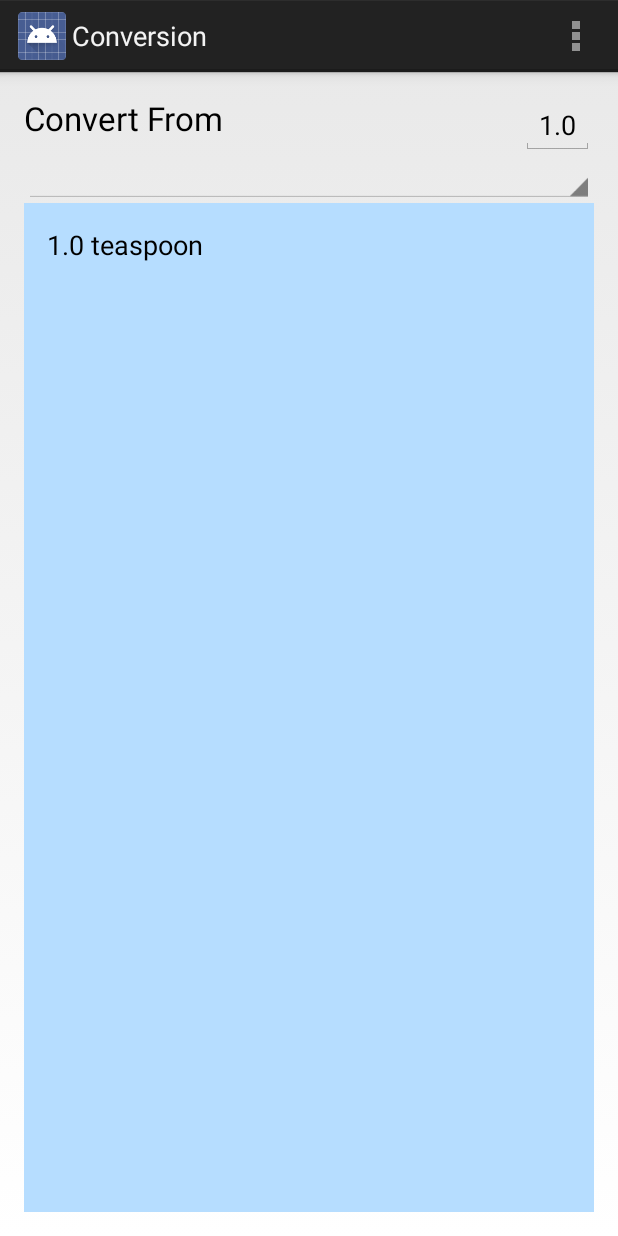
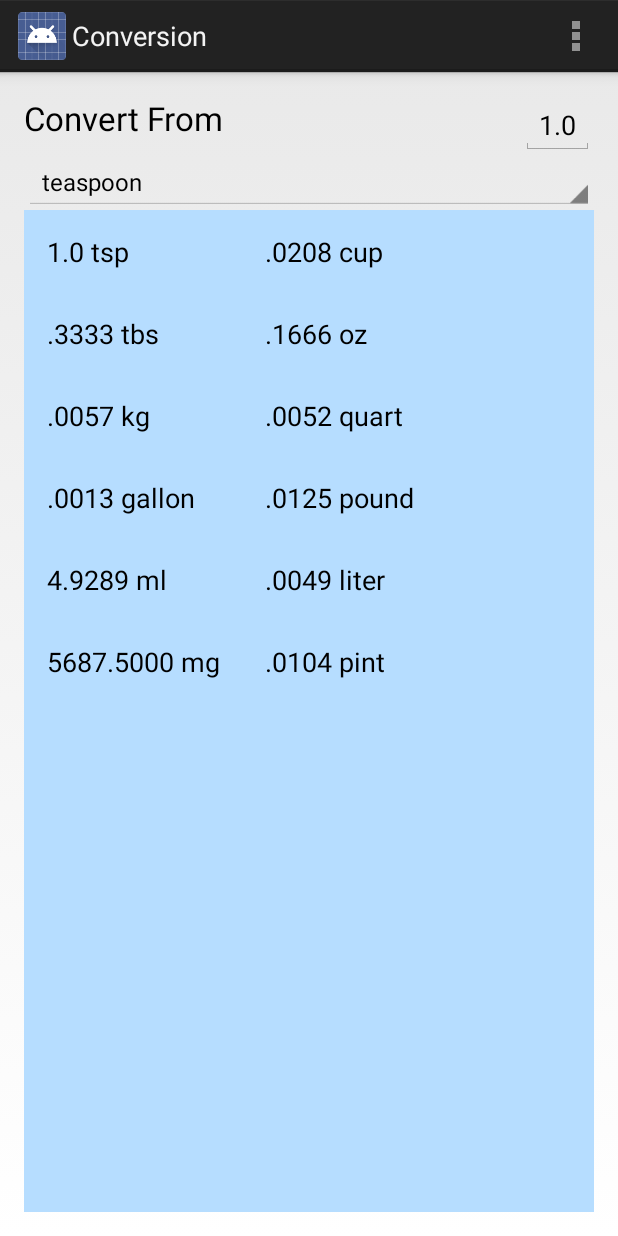
Before and after one commit to MNguyen1130/MessingAround, an Android app: the screen it shows after launch (Conversion), after a tap on "To Conversion", on a phone screen of 412 x 824 dp. Run offline under Robolectric (Android 15) with nearby library versions, the phone set to English and light mode, and no system bars; 1 other tap on this screen came first.

Commit message:
Finished Conversion App From Tutorial
Completed Conversion App from Derek Banas. Tutorials are 7 - 8

```diff
--- a/app/src/main/java/com/mnguyen1130/messingaround/Conversion.java
+++ b/app/src/main/java/com/mnguyen1130/messingaround/Conversion.java
@@ -4,14 +4,35 @@ import android.app.Activity;
 import android.os.Bundle;
 import android.view.Menu;
 import android.view.MenuItem;
+import android.view.View;
+import android.widget.AdapterView;
+import android.widget.ArrayAdapter;
+import android.widget.EditText;
+import android.widget.Spinner;
+import android.widget.TextView;
 
 
 public class Conversion extends Activity {
+
+    private Spinner unitSpinner;
+    private EditText amountEditText;
+
+    TextView teaspoonTextView, cupTextView, tablespoonTextView, ounceTextView, kilogramTextView, quartTextView, gallonTextView, poundTextView, milliliterTextView, literTextView, milligramTextView, pintTextView;
 
     @Override
     protected void onCreate(Bundle savedInstanceState) {
         super.onCreate(savedInstanceState);
         setContentView(R.layout.activity_conversion);
+
+
+        amountEditText = (EditText) findViewById(R.id.amount_edit_text);
+
+
+        addItemsToUnitTypeSpinner();
+
+        addListenerToUnitTypeSpinner();
+
+        initializeTextViews();
     }
 
 
@@ -36,4 +57,201 @@ public class Conversion extends Activity {
 
         return super.onOptionsItemSelected(item);
     }
+
+
+    public void initializeTextViews() {
+        teaspoonTextView = (TextView) findViewById(R.id.tsp_text_view);
+        tablespoonTextView = (TextView) findViewById(R.id.tbs_text_view);
+        cupTextView = (TextView) findViewById(R.id.cup_text_view);
+        ounceTextView = (TextView) findViewById(R.id.oz_text_view);
+        pintTextView = (TextView) findViewById(R.id.pint_text_view);
+        quartTextView = (TextView) findViewById(R.id.quart_text_view);
+        gallonTextView = (TextView) findViewById(R.id.gallon_text_view);
+        poundTextView = (TextView) findViewById(R.id.pound_text_view);
+        milliliterTextView = (TextView) findViewById(R.id.ml_text_view);
+        literTextView = (TextView) findViewById(R.id.liter_text_view);
+        milligramTextView = (TextView) findViewById(R.id.mg_text_view);
+        kilogramTextView = (TextView) findViewById(R.id.kg_text_view);
+    }
+
+
+    public void addItemsToUnitTypeSpinner() {
+        unitSpinner = (Spinner) findViewById(R.id.unit_type_spinner);
+
+        ArrayAdapter<CharSequence> unitSpinnerAdapter = ArrayAdapter.createFromResource(this, R.array.conversion_types, android.R.layout.simple_spinner_item);
+
+        unitSpinnerAdapter.setDropDownViewResource(android.R.layout.simple_spinner_dropdown_item);
+
+        unitSpinner.setAdapter(unitSpinnerAdapter);
+    }
+
+
+    public void addListenerToUnitTypeSpinner() {
+        unitSpinner = (Spinner) findViewById(R.id.unit_type_spinner);
+
+        unitSpinner.setOnItemSelectedListener(new AdapterView.OnItemSelectedListener() {
+            @Override
+            public void onItemSelected(AdapterView<?> parent, View view, int position, long id) {
+                String itemSelectedInSpinner = parent.getItemAtPosition(position).toString();
+
+                checkIfConvertingFromTsp(itemSelectedInSpinner);
+            }
+
+            @Override
+            public void onNothingSelected(AdapterView<?> parent) {
+            }
+        });
+
+    }
+
+    public void checkIfConvertingFromTsp(String currentUnit){
+        if(currentUnit.equals("teaspoon")){
+            updateUnitTypeUsingTsp(Quantity.Unit.tsp);
+        } else {
+            if(currentUnit.equals("tablespoon")){
+
+                updateUnitTypesUsingOther(Quantity.Unit.tbs);
+
+            } else if(currentUnit.equals("cup")){
+
+                updateUnitTypesUsingOther(Quantity.Unit.cup);
+
+            } else if(currentUnit.equals("ounce")){
+
+                updateUnitTypesUsingOther(Quantity.Unit.oz);
+
+            } else if(currentUnit.equals("pint")){
+
+                updateUnitTypesUsingOther(Quantity.Unit.pint);
+
+            } else if(currentUnit.equals("quart")){
+
+                updateUnitTypesUsingOther(Quantity.Unit.quart);
+
+            } else if(currentUnit.equals("gallon")){
+
+                updateUnitTypesUsingOther(Quantity.Unit.gallon);
+
+            } else if(currentUnit.equals("pound")){
+
+                updateUnitTypesUsingOther(Quantity.Unit.pound);
+
+            } else if(currentUnit.equals("milliliter")){
+
+                updateUnitTypesUsingOther(Quantity.Unit.ml);
+
+            } else if(currentUnit.equals("liter")){
+
+                updateUnitTypesUsingOther(Quantity.Unit.liter);
+
+            } else if(currentUnit.equals("milligram")){
+
+                updateUnitTypesUsingOther(Quantity.Unit.mg);
+
+            } else {
+
+                updateUnitTypesUsingOther(Quantity.Unit.kg);
+
+            }
+        }
+
+
+    }
+
+    public void updateUnitTypeUsingTsp(Quantity.Unit currentUnit){
+        double doubleToConvert = Double.parseDouble(amountEditText.getText().toString());
+
+        String teaspoonValueAndUnit = doubleToConvert + " tsp";
+
+        teaspoonTextView.setText(teaspoonValueAndUnit);
+
+        updateUnitTextFieldUsingTsp(doubleToConvert, Quantity.Unit.tbs, tablespoonTextView);
+        updateUnitTextFieldUsingTsp(doubleToConvert, Quantity.Unit.cup, cupTextView);
+        updateUnitTextFieldUsingTsp(doubleToConvert, Quantity.Unit.oz, ounceTextView);
+        updateUnitTextFieldUsingTsp(doubleToConvert, Quantity.Unit.pint, pintTextView);
+        updateUnitTextFieldUsingTsp(doubleToConvert, Quantity.Unit.quart, quartTextView);
+        updateUnitTextFieldUsingTsp(doubleToConvert, Quantity.Unit.gallon, gallonTextView);
+        updateUnitTextFieldUsingTsp(doubleToConvert, Quantity.Unit.pound, poundTextView);
+        updateUnitTextFieldUsingTsp(doubleToConvert, Quantity.Unit.ml, milliliterTextView);
+        updateUnitTextFieldUsingTsp(doubleToConvert, Quantity.Unit.liter, literTextView);
+        updateUnitTextFieldUsingTsp(doubleToConvert, Quantity.Unit.mg, milligramTextView);
+        updateUnitTextFieldUsingTsp(doubleToConvert, Quantity.Unit.kg, kilogramTextView);
+    }
+
+    public void updateUnitTextFieldUsingTsp(double doubleToConvert, Quantity.Unit unitConvertingTo, TextView theTextView){
+        Quantity unitQuantity = new Quantity(doubleToConvert, Quantity.Unit.tsp);
+
+        String tempUnit = unitQuantity.to(unitConvertingTo).toString();
+
+        theTextView.setText(tempUnit);
+    }
+
+
+
+    public void updateUnitTypesUsingOther(Quantity.Unit currentUnit){
+        double doubleToConvert = Double.parseDouble(amountEditText.getText().toString());
+
+        Quantity currentQuantitySelected = new Quantity(doubleToConvert, currentUnit);
+
+        String valueInTeaspoon = currentQuantitySelected.to(Quantity.Unit.tsp).toString();
+
+        teaspoonTextView.setText(valueInTeaspoon);
+
+        updateUnitTextFieldUsingTsp(doubleToConvert, currentUnit, Quantity.Unit.tbs, tablespoonTextView);
+
+        updateUnitTextFieldUsingTsp(doubleToConvert, currentUnit,
+                Quantity.Unit.cup, cupTextView);
+
+        updateUnitTextFieldUsingTsp(doubleToConvert, currentUnit,
+                Quantity.Unit.oz, ounceTextView);
+
+        updateUnitTextFieldUsingTsp(doubleToConvert, currentUnit,
+                Quantity.Unit.pint, pintTextView);
+
+        updateUnitTextFieldUsingTsp(doubleToConvert, currentUnit,
+                Quantity.Unit.quart, quartTextView);
+
+        updateUnitTextFieldUsingTsp(doubleToConvert, currentUnit,
+                Quantity.Unit.gallon, gallonTextView);
+
+        updateUnitTextFieldUsingTsp(doubleToConvert, currentUnit,
+                Quantity.Unit.pound, poundTextView);
+
+        updateUnitTextFieldUsingTsp(doubleToConvert, currentUnit,
+                Quantity.Unit.ml, milliliterTextView);
+
+        updateUnitTextFieldUsingTsp(doubleToConvert, currentUnit,
+                Quantity.Unit.liter, literTextView);
+
+        updateUnitTextFieldUsingTsp(doubleToConvert, currentUnit,
+                Quantity.Unit.mg, milligramTextView);
+
+        updateUnitTextFieldUsingTsp(doubleToConvert, currentUnit,
+                Quantity.Unit.kg, kilogramTextView);
+
+        if(currentUnit.name().equals(currentQuantitySelected.unit.name())){
+            String currentUnitTextViewText = doubleToConvert + " " + currentQuantitySelected.unit.name();
+
+            String currentTextViewName = currentQuantitySelected.unit.name() + "_text_view";
+
+            int currentId = getResources().getIdentifier(currentTextViewName, "id", Conversion.this.getPackageName());
+
+            TextView currentTextView = (TextView) findViewById(currentId);
+
+            currentTextView.setText(currentUnitTextViewText);
+
+        }
+
+
+    }
+
+    public void updateUnitTextFieldUsingTsp(double doubleToConvert, Quantity.Unit currentUnit, Quantity.Unit preferredUnit, TextView targetTextView){
+        Quantity currentQuantitySelected = new Quantity(doubleToConvert, currentUnit);
+
+        String tempTextViewText = currentQuantitySelected.to(Quantity.Unit.tsp).to(preferredUnit).toString();
+
+        targetTextView.setText(tempTextViewText);
+
+    }
+
 }
--- a/app/src/main/java/com/mnguyen1130/messingaround/MainActivity.java
+++ b/app/src/main/java/com/mnguyen1130/messingaround/MainActivity.java
@@ -107,4 +107,6 @@ public class MainActivity extends Activity {
 
         usersNameMessage.append(" " + nameSentBack);
     }
+
+
 }
--- /dev/null
+++ b/app/src/main/java/com/mnguyen1130/messingaround/Quantity.java
@@ -0,0 +1,52 @@
+package com.mnguyen1130.messingaround;
+
+import java.text.DecimalFormat;
+
+/**
+ * Created by matnguyen on 11/6/2014.
+ */
+public class Quantity {
+    final double value;
+    final Unit unit;
+
+    public static enum Unit {
+        tsp(1.0d), tbs(0.3333d), cup(0.0208d), oz(0.1666d),
+        pint(0.0104d), quart(0.0052d), gallon(0.0013), pound(0.0125d),
+        ml(4.9289d), liter(0.0049d), mg(5687.5d), kg(0.0057d);
+
+        final static Unit baseUnit = tsp;
+
+        final double byBaseUnit;
+
+        private Unit(double inTsp) {
+            this.byBaseUnit = inTsp;
+        }
+
+        public double toBaseUnit(double value){
+            return value / byBaseUnit;
+        }
+
+        public double fromBaseUnit(double value){
+            return value * byBaseUnit;
+        }
+
+    }
+
+    public Quantity(double value, Unit unit){
+        super();
+        this.value = value;
+        this.unit = unit;
+    }
+
+    public Quantity to(Unit newUnit){
+        Unit oldUnit = this.unit;
+        return new Quantity(newUnit.fromBaseUnit(oldUnit.toBaseUnit(value)), newUnit);
+    }
+
+    @Override
+    public String toString(){
+        DecimalFormat df = new DecimalFormat("#.0000");
+        return df.format(value) + " " + unit.name();
+    }
+
+}
--- a/app/src/main/res/layout/activity_conversion.xml
+++ b/app/src/main/res/layout/activity_conversion.xml
@@ -54,7 +54,86 @@
             />
 
         <TextView
-            android:id="@+id/cup"/>
+            android:id="@+id/cup_text_view"
+            android:text=".028 cup"
+            android:textAppearance="?android:attr/textAppearanceMedium"
+            android:layout_gravity="left|top" />
+
+        <TextView
+            android:id="@+id/tbs_text_view"
+            android:text=".3333 tbs"
+            android:textAppearance="?android:attr/textAppearanceMedium"
+            android:layout_width="wrap_content"
+            android:layout_height="wrap_content"
+            android:layout_gravity="left|top"
+            android:layout_marginRight="30dp"
+            android:layout_marginBottom="30dp"
+            />
+
+        <TextView
+            android:id="@+id/oz_text_view"
+            android:text=".1666 oz"
+            android:textAppearance="?android:attr/textAppearanceMedium"
+            android:layout_gravity="left|top" />
+
+        <TextView
+            android:id="@+id/kg_text_view"
+            android:text=".0057 kg"
+            android:textAppearance="?android:attr/textAppearanceMedium"
+            android:layout_width="wrap_content"
+            android:layout_height="wrap_content"
+            android:layout_gravity="left|top"
+            android:layout_marginRight="30dp"
+            android:layout_marginBottom="30dp"
+            />
+
+        <TextView
+            android:id="@+id/quart_text_view"
+            android:text=".0052 quart"
+            android:textAppearance="?android:attr/textAppearanceMedium"
+            android:layout_gravity="left|top" />
+
+        <TextView
+            android:id="@+id/gallon_text_view"
+            android:text=".0013 gallon"
+            android:layout_gravity="left|top"
+            android:textAppearance="?android:attr/textAppearanceMedium"
+            android:layout_marginRight="30dp"
+            android:layout_marginBottom="30dp" />
+
+        <TextView
+            android:id="@+id/pound_text_view"
+            android:text=".0125 pound"
+            android:textAppearance="?android:attr/textAppearanceMedium"
+            android:layout_gravity="left|top" />
+
+        <TextView
+            android:id="@+id/ml_text_view"
+            android:text="4.9289 ml"
+            android:layout_gravity="left|top"
+            android:textAppearance="?android:attr/textAppearanceMedium"
+            android:layout_marginRight="30dp"
+            android:layout_marginBottom="30dp" />
+
+        <TextView
+            android:id="@+id/liter_text_view"
+            android:text=".0049 liter"
+            android:textAppearance="?android:attr/textAppearanceMedium"
+            android:layout_gravity="left|top" />
+
+        <TextView
+            android:id="@+id/mg_text_view"
+            android:text="5687.5000 mg"
+            android:layout_gravity="left|top"
+            android:textAppearance="?android:attr/textAppearanceMedium"
+            android:layout_marginRight="30dp"
+            android:layout_marginBottom="15dp" />
+
+        <TextView
+            android:id="@+id/pint_text_view"
+            android:text=".0104 pint"
+            android:textAppearance="?android:attr/textAppearanceMedium"
+            android:layout_gravity="left|top" />
 
         </GridLayout>
 
--- /dev/null
+++ b/app/src/main/res/values/conversion_types.xml
@@ -0,0 +1,18 @@
+<?xml version="1.0" encoding="utf-8"?>
+<resources>
+    <string-array name="conversion_types">
+        <item>teaspoon</item>
+        <item>tablespoon</item>
+        <item>cup</item>
+        <item>ounce</item>
+        <item>pint</item>
+        <item>quart</item>
+        <item>gallon</item>
+        <item>pound</item>
+        <item>milliliter</item>
+        <item>liter</item>
+        <item>milligram</item>
+        <item>kilogram</item>
+    </string-array>
+
+</resources>
```
